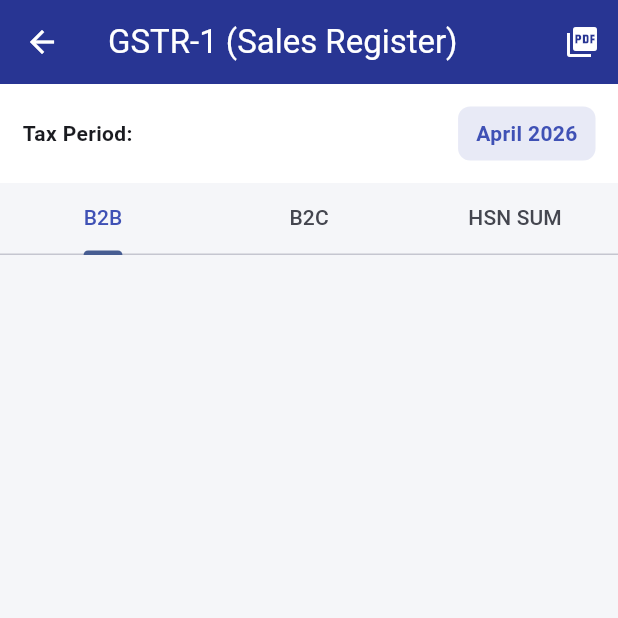
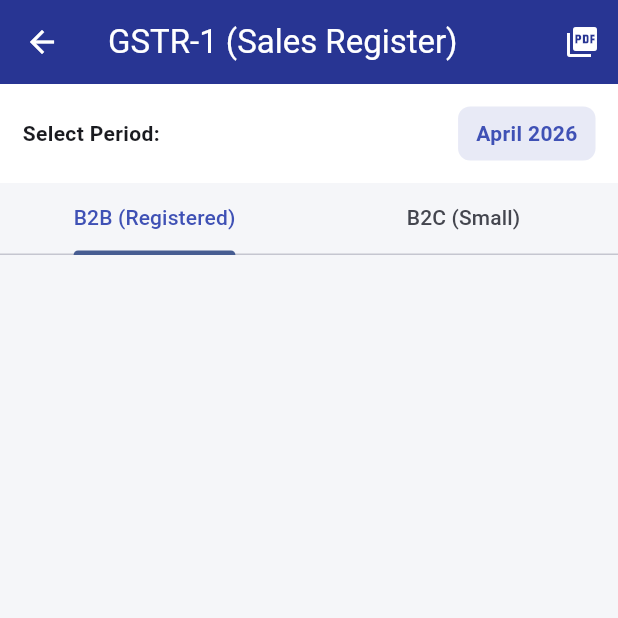
Before and after one commit to diogenesytshorts-max/pharoah_erp_flutter, a Flutter app: the GSTReportDetailView screen opened directly, on a phone screen of 412 x 824 dp, the top half of it. Run offline on Flutter 3.47's test engine with Material 3 defaults, Android fonts, the phone set to English and light mode, and no system bars; our stand-ins replace pdf, printing, share_plus, shared_preferences; accounts and stored records are empty.

Commit message:
Update gst_report_detail_view.dart

```diff
--- a/lib/gst_report_detail_view.dart
+++ b/lib/gst_report_detail_view.dart
@@ -27,7 +27,12 @@ class _GSTReportDetailViewState extends State<GSTReportDetailView> {
       backgroundColor: const Color(0xFFF5F6F9),
       appBar: AppBar(
         title: Text(widget.reportType), backgroundColor: Colors.indigo.shade800, foregroundColor: Colors.white,
-        actions: [IconButton(icon: const Icon(Icons.picture_as_pdf), onPressed: () => _generateGstPdf(mSales, mPurchases))],
+        actions: [
+          IconButton(
+            icon: const Icon(Icons.picture_as_pdf),
+            onPressed: () => PdfService.generateGstReport("${widget.reportType} - ${DateFormat('MMM yyyy').format(selectedDate)}", mSales, mPurchases)
+          )
+        ],
       ),
       body: Column(
         children: [
@@ -44,7 +49,7 @@ class _GSTReportDetailViewState extends State<GSTReportDetailView> {
     return Container(
       padding: const EdgeInsets.all(15), color: Colors.white,
       child: Row(mainAxisAlignment: MainAxisAlignment.spaceBetween, children: [
-        const Text("Tax Period:", style: TextStyle(fontWeight: FontWeight.bold)),
+        const Text("Select Period:", style: TextStyle(fontWeight: FontWeight.bold)),
         InkWell(
           onTap: () async {
             DateTime? p = await showDatePicker(context: context, initialDate: selectedDate, firstDate: DateTime(2020), lastDate: DateTime(2100));
@@ -57,42 +62,38 @@ class _GSTReportDetailViewState extends State<GSTReportDetailView> {
     );
   }
 
-  // --- GSTR-1: SALES VIEW (B2B / B2C / HSN) ---
+  // --- GSTR-1: SALES VIEW ---
   Widget _buildGstr1View(List<Sale> sales) {
     List<Sale> b2b = sales.where((s) => s.invoiceType == "B2B").toList();
     List<Sale> b2c = sales.where((s) => s.invoiceType == "B2C").toList();
 
     return Expanded(
       child: DefaultTabController(
-        length: 3,
+        length: 2,
         child: Column(children: [
-          const TabBar(labelColor: Colors.indigo, tabs: [Tab(text: "B2B"), Tab(text: "B2C"), Tab(text: "HSN SUM")]),
+          const TabBar(labelColor: Colors.indigo, tabs: [Tab(text: "B2B (Registered)"), Tab(text: "B2C (Small)")]),
           Expanded(child: TabBarView(children: [
-            _list(b2b, "Registered Sales"),
-            _list(b2c, "Consumer Sales"),
-            _hsnSummary(sales),
+            _simpleList(b2b),
+            _simpleList(b2c),
           ])),
         ]),
       ),
     );
   }
 
-  // --- GSTR-2: PURCHASE & RECONCILIATION ---
+  // --- GSTR-2: PURCHASE REGISTER ---
   Widget _buildGstr2View(List<Purchase> purchases) {
     return Expanded(
       child: ListView.builder(
         itemCount: purchases.length,
         itemBuilder: (c, i) {
           final p = purchases[i];
-          bool isMatched = p.gstStatus == "Matched";
           return Card(
             margin: const EdgeInsets.symmetric(horizontal: 12, vertical: 5),
-            color: isMatched ? Colors.green.shade50 : Colors.red.shade50,
             child: ListTile(
-              leading: Icon(Icons.circle, color: isMatched ? Colors.green : Colors.red, size: 12),
               title: Text(p.distributorName, style: const TextStyle(fontWeight: FontWeight.bold)),
-              subtitle: Text("Bill: ${p.billNo} | Status: ${p.gstStatus}"),
-              trailing: Text("₹${p.totalAmount.toStringAsFixed(2)}", style: TextStyle(color: isMatched ? Colors.green.shade900 : Colors.red.shade900, fontWeight: FontWeight.bold)),
+              subtitle: Text("Bill No: ${p.billNo} | Status: ${p.gstStatus}"),
+              trailing: Text("₹${p.totalAmount.toStringAsFixed(2)}", style: const TextStyle(fontWeight: FontWeight.bold, color: Colors.orange)),
             ),
           );
         },
@@ -100,59 +101,49 @@ class _GSTReportDetailViewState extends State<GSTReportDetailView> {
     );
   }
 
-  // --- GSTR-3B: SUMMARY FORMAT ---
+  // --- GSTR-3B: SUMMARY ---
   Widget _buildGstr3BView(List<Sale> sales, List<Purchase> purchases) {
     double saleTax = 0; sales.forEach((s) => s.items.forEach((it) => saleTax += (it.cgst + it.sgst + it.igst)));
     double purTax = 0; purchases.forEach((p) => p.items.forEach((it) => purTax += (it.purchaseRate * it.qty * it.gstRate / 100)));
 
     return Expanded(
       child: ListView(padding: const EdgeInsets.all(15), children: [
-        _margTable("3.1 Outward Taxable Supplies (Sales)", saleTax, Colors.green),
+        _statCard("3.1 Outward Taxable Supplies", saleTax, Colors.green),
         const SizedBox(height: 10),
-        _margTable("4. Eligible ITC (Purchases)", purTax, Colors.orange),
+        _statCard("4.0 Eligible ITC", purTax, Colors.orange),
         const SizedBox(height: 20),
-        Container(padding: const EdgeInsets.all(20), decoration: BoxDecoration(color: Colors.white, borderRadius: BorderRadius.circular(10), border: Border.all(color: Colors.indigo)),
+        Container(
+          padding: const EdgeInsets.all(20),
+          decoration: BoxDecoration(color: Colors.white, borderRadius: BorderRadius.circular(10), border: Border.all(color: Colors.indigo, width: 2)),
           child: Column(children: [
-            const Text("NET GST PAYABLE", style: TextStyle(fontSize: 12, fontWeight: FontWeight.bold)),
-            Text("₹${(saleTax - purTax).toStringAsFixed(2)}", style: TextStyle(fontSize: 28, fontWeight: FontWeight.w900, color: (saleTax - purTax) > 0 ? Colors.red : Colors.green)),
+            const Text("NET TAX TO BE PAID", style: TextStyle(fontWeight: FontWeight.bold, fontSize: 12)),
+            Text("₹${(saleTax - purTax).toStringAsFixed(2)}", style: TextStyle(fontSize: 30, fontWeight: FontWeight.w900, color: (saleTax - purTax) > 0 ? Colors.red : Colors.green)),
           ]),
         )
       ]),
     );
   }
 
-  Widget _list(List<Sale> list, String title) {
+  Widget _simpleList(List<Sale> list) {
     return ListView.builder(
       itemCount: list.length,
       itemBuilder: (c, i) => ListTile(
         title: Text(list[i].partyName),
-        subtitle: Text("Inv: ${list[i].billNo}"),
+        subtitle: Text("Invoice: ${list[i].billNo}"),
         trailing: Text("₹${list[i].totalAmount.toStringAsFixed(2)}"),
       ),
     );
   }
 
-  Widget _hsnSummary(List<Sale> sales) {
-    Map<String, double> hsnMap = {};
-    for (var s in sales) {
-      for (var it in s.items) {
-        hsnMap[it.hsn] = (hsnMap[it.hsn] ?? 0) + it.total;
-      }
-    }
-    return ListView(children: hsnMap.entries.map((e) => ListTile(title: Text("HSN: ${e.key}"), trailing: Text("₹${e.value.toStringAsFixed(2)}"))).toList());
-  }
-
-  Widget _margTable(String title, double amt, Color col) {
-    return Container(padding: const EdgeInsets.all(15), decoration: BoxDecoration(color: Colors.white, borderRadius: BorderRadius.circular(8)),
-      child: Row(mainAxisAlignment: MainAxisAlignment.spaceBetween, children: [
-        Text(title, style: const TextStyle(fontWeight: FontWeight.bold, fontSize: 13)),
-        Text("₹${amt.toStringAsFixed(2)}", style: TextStyle(color: col, fontWeight: FontWeight.bold, fontSize: 16)),
-      ]),
+  Widget _statCard(String title, double val, Color col) {
+    return Card(
+      child: Padding(
+        padding: const EdgeInsets.all(15),
+        child: Row(mainAxisAlignment: MainAxisAlignment.spaceBetween, children: [
+          Text(title, style: const TextStyle(fontWeight: FontWeight.bold)),
+          Text("₹${val.toStringAsFixed(2)}", style: TextStyle(color: col, fontWeight: FontWeight.bold, fontSize: 16)),
+        ]),
+      ),
     );
   }
-
-  void _generateGstPdf(List<Sale> s, List<Purchase> p) async {
-    // PDF trigger logic
-    ScaffoldMessenger.of(context).showSnackBar(const SnackBar(content: Text("Generating Marg Style PDF Report...")));
-  }
 }
```
